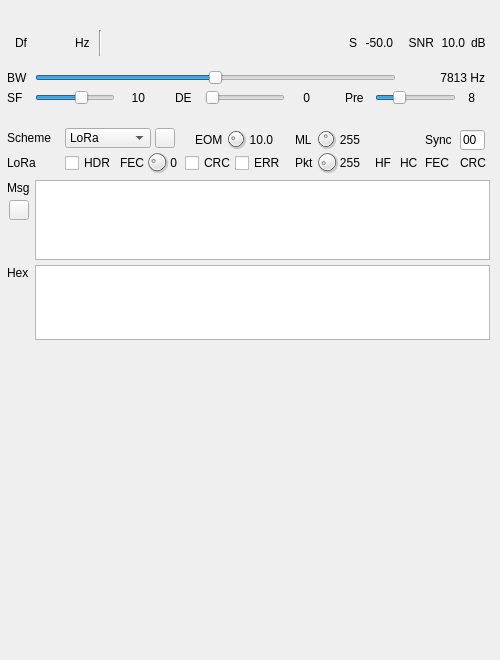
Above: plugins/channelrx/demodlora/lorademodgui.ui from f4exb/sdrangel before the change. Below: the same form after it.
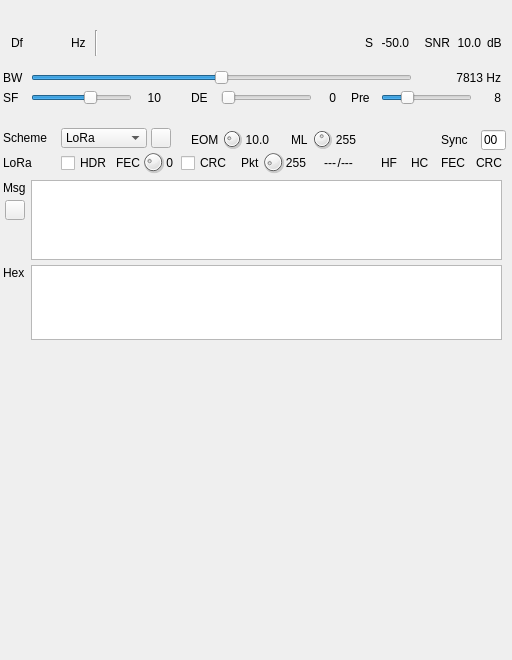
That is the form after the change. Icons and pictures are not drawn. Custom widgets are drawn as their Qt base class.

Patch:
```diff
--- a/plugins/channelrx/demodlora/lorademodgui.ui
+++ b/plugins/channelrx/demodlora/lorademodgui.ui
@@ -6,13 +6,13 @@
    <rect>
     <x>0</x>
     <y>0</y>
-    <width>500</width>
+    <width>512</width>
     <height>660</height>
    </rect>
   </property>
   <property name="minimumSize">
    <size>
-    <width>500</width>
+    <width>512</width>
     <height>660</height>
    </size>
   </property>
@@ -28,9 +28,9 @@
   <widget class="QWidget" name="settingsContainer" native="true">
    <property name="geometry">
     <rect>
-     <x>5</x>
+     <x>1</x>
      <y>20</y>
-     <width>490</width>
+     <width>510</width>
      <height>90</height>
     </rect>
    </property>
@@ -74,7 +74,7 @@
      <rect>
       <x>30</x>
       <y>50</y>
-      <width>361</width>
+      <width>381</width>
       <height>16</height>
      </rect>
     </property>
@@ -102,7 +102,7 @@
      <rect>
       <x>30</x>
       <y>70</y>
-      <width>80</width>
+      <width>101</width>
       <height>16</height>
      </rect>
     </property>
@@ -131,7 +131,7 @@
    <widget class="QLabel" name="SpreadText">
     <property name="geometry">
      <rect>
-      <x>120</x>
+      <x>140</x>
       <y>70</y>
       <width>20</width>
       <height>16</height>
@@ -153,7 +153,7 @@
    <widget class="QLabel" name="BWText">
     <property name="geometry">
      <rect>
-      <x>400</x>
+      <x>420</x>
       <y>50</y>
       <width>80</width>
       <height>16</height>
@@ -175,7 +175,7 @@
    <widget class="QLabel" name="deBitsLabel">
     <property name="geometry">
      <rect>
-      <x>170</x>
+      <x>190</x>
       <y>70</y>
       <width>22</width>
       <height>16</height>
@@ -188,7 +188,7 @@
    <widget class="QLabel" name="deBitsText">
     <property name="geometry">
      <rect>
-      <x>290</x>
+      <x>320</x>
       <y>70</y>
       <width>15</width>
       <height>16</height>
@@ -210,9 +210,9 @@
    <widget class="QSlider" name="deBits">
     <property name="geometry">
      <rect>
-      <x>200</x>
+      <x>220</x>
       <y>70</y>
-      <width>80</width>
+      <width>91</width>
       <height>16</height>
      </rect>
     </property>
@@ -243,7 +243,7 @@
      <rect>
       <x>10</x>
       <y>10</y>
-      <width>471</width>
+      <width>491</width>
       <height>26</height>
      </rect>
     </property>
@@ -392,7 +392,7 @@
    <widget class="QLabel" name="preambleChirpsText">
     <property name="geometry">
      <rect>
-      <x>450</x>
+      <x>480</x>
       <y>70</y>
       <width>20</width>
       <height>16</height>
@@ -414,7 +414,7 @@
    <widget class="QLabel" name="preambleChirpsLabel">
     <property name="geometry">
      <rect>
-      <x>340</x>
+      <x>350</x>
       <y>70</y>
       <width>32</width>
       <height>16</height>
@@ -427,9 +427,9 @@
    <widget class="QSlider" name="preambleChirps">
     <property name="geometry">
      <rect>
-      <x>370</x>
+      <x>380</x>
       <y>70</y>
-      <width>81</width>
+      <width>91</width>
       <height>16</height>
      </rect>
     </property>
@@ -459,9 +459,9 @@
   <widget class="QWidget" name="payloadContainer" native="true">
    <property name="geometry">
     <rect>
-     <x>5</x>
+     <x>1</x>
      <y>120</y>
-     <width>490</width>
+     <width>510</width>
      <height>230</height>
     </rect>
    </property>
@@ -505,7 +505,7 @@
      <rect>
       <x>30</x>
       <y>60</y>
-      <width>455</width>
+      <width>471</width>
       <height>80</height>
      </rect>
     </property>
@@ -712,7 +712,7 @@
    <widget class="QLineEdit" name="syncWord">
     <property name="geometry">
      <rect>
-      <x>455</x>
+      <x>480</x>
       <y>10</y>
       <width>25</width>
       <height>20</height>
@@ -827,28 +827,12 @@
      <string>FEC</string>
     </property>
    </widget>
-   <widget class="QCheckBox" name="errorCheck">
-    <property name="geometry">
-     <rect>
-      <x>230</x>
-      <y>35</y>
-      <width>50</width>
-      <height>16</height>
-     </rect>
-    </property>
-    <property name="toolTip">
-     <string>Check to disable display of payloads with errors</string>
-    </property>
-    <property name="text">
-     <string>ERR</string>
-    </property>
-   </widget>
    <widget class="QPlainTextEdit" name="hexText">
     <property name="geometry">
      <rect>
       <x>30</x>
       <y>145</y>
-      <width>455</width>
+      <width>471</width>
       <height>75</height>
      </rect>
     </property>
@@ -862,7 +846,7 @@
    <widget class="QLabel" name="packetLengthLabel">
     <property name="geometry">
      <rect>
-      <x>290</x>
+      <x>240</x>
       <y>35</y>
       <width>20</width>
       <height>16</height>
@@ -875,7 +859,7 @@
    <widget class="QDial" name="packetLength">
     <property name="geometry">
      <rect>
-      <x>310</x>
+      <x>260</x>
       <y>30</y>
       <width>24</width>
       <height>24</height>
@@ -897,7 +881,7 @@
    <widget class="QLabel" name="packetLengthText">
     <property name="geometry">
      <rect>
-      <x>330</x>
+      <x>280</x>
       <y>35</y>
       <width>25</width>
       <height>16</height>
@@ -913,7 +897,7 @@
    <widget class="QLabel" name="syncWordLabel">
     <property name="geometry">
      <rect>
-      <x>420</x>
+      <x>440</x>
       <y>10</y>
       <width>30</width>
       <height>19</height>
@@ -926,7 +910,7 @@
    <widget class="QLabel" name="headerHammingStatus">
     <property name="geometry">
      <rect>
-      <x>370</x>
+      <x>380</x>
       <y>35</y>
       <width>20</width>
       <height>16</height>
@@ -942,7 +926,7 @@
    <widget class="QLabel" name="headerCRCStatus">
     <property name="geometry">
      <rect>
-      <x>395</x>
+      <x>410</x>
       <y>35</y>
       <width>20</width>
       <height>16</height>
@@ -958,7 +942,7 @@
    <widget class="QLabel" name="payloadFECStatus">
     <property name="geometry">
      <rect>
-      <x>420</x>
+      <x>440</x>
       <y>35</y>
       <width>25</width>
       <height>16</height>
@@ -974,7 +958,7 @@
    <widget class="QLabel" name="payloadCRCStatus">
     <property name="geometry">
      <rect>
-      <x>455</x>
+      <x>475</x>
       <y>35</y>
       <width>28</width>
       <height>16</height>
@@ -987,13 +971,67 @@
      <string>CRC</string>
     </property>
    </widget>
+   <widget class="QLabel" name="nbSymbolsText">
+    <property name="geometry">
+     <rect>
+      <x>310</x>
+      <y>35</y>
+      <width>25</width>
+      <height>16</height>
+     </rect>
+    </property>
+    <property name="toolTip">
+     <string>Number of symbols in the payload with header and CRC</string>
+    </property>
+    <property name="text">
+     <string>---</string>
+    </property>
+    <property name="alignment">
+     <set>Qt::AlignRight|Qt::AlignTrailing|Qt::AlignVCenter</set>
+    </property>
+   </widget>
+   <widget class="QLabel" name="nbCodewordsText">
+    <property name="geometry">
+     <rect>
+      <x>340</x>
+      <y>35</y>
+      <width>25</width>
+      <height>16</height>
+     </rect>
+    </property>
+    <property name="toolTip">
+     <string>Number of codewords in the payload with header and CRC</string>
+    </property>
+    <property name="text">
+     <string>---</string>
+    </property>
+    <property name="alignment">
+     <set>Qt::AlignLeading|Qt::AlignLeft|Qt::AlignVCenter</set>
+    </property>
+   </widget>
+   <widget class="QLabel" name="fecParityText_2">
+    <property name="geometry">
+     <rect>
+      <x>328</x>
+      <y>35</y>
+      <width>12</width>
+      <height>16</height>
+     </rect>
+    </property>
+    <property name="text">
+     <string>/</string>
+    </property>
+    <property name="alignment">
+     <set>Qt::AlignRight|Qt::AlignTrailing|Qt::AlignVCenter</set>
+    </property>
+   </widget>
   </widget>
   <widget class="QWidget" name="spectrumContainer" native="true">
    <property name="geometry">
     <rect>
-     <x>5</x>
+     <x>1</x>
      <y>360</y>
-     <width>490</width>
+     <width>510</width>
      <height>260</height>
     </rect>
    </property>
```
